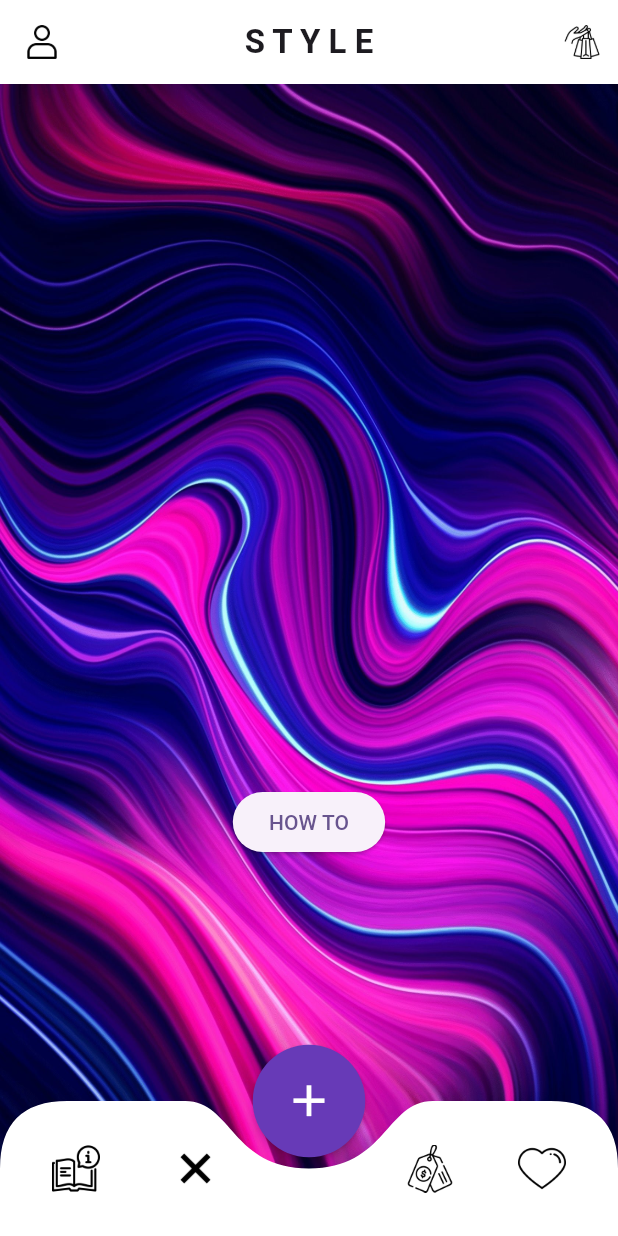
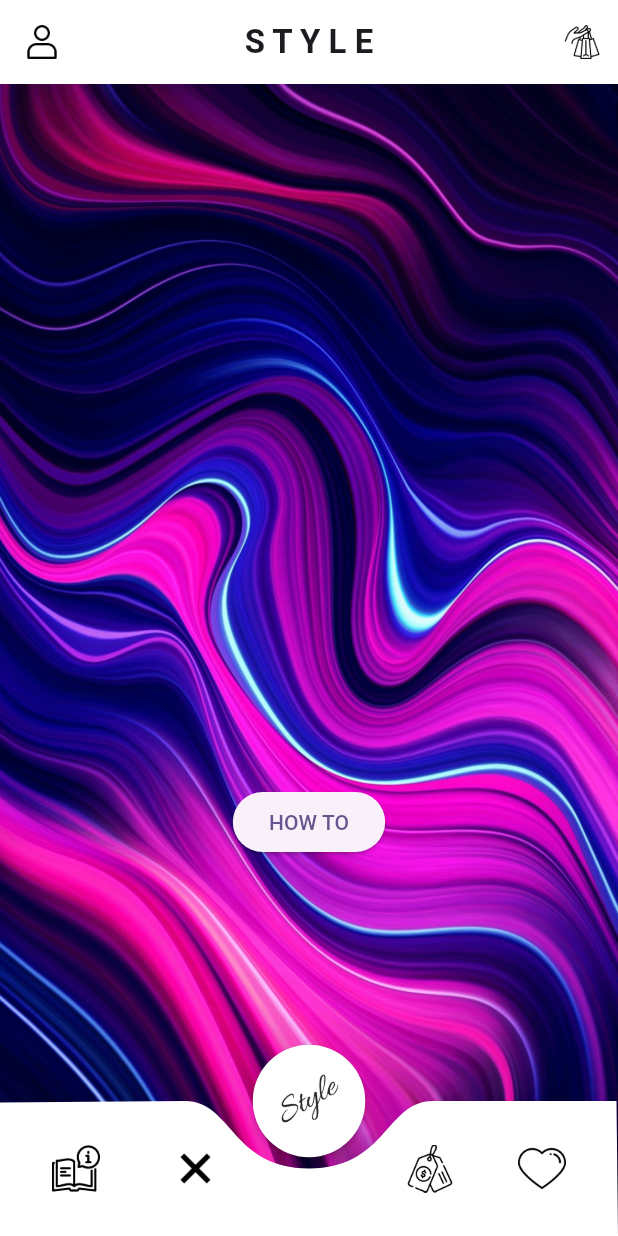
Before and after one commit to omarshafik12/flexible_display, a Flutter app: the HomePage screen opened by its route, on a phone screen of 412 x 824 dp. Run offline on Flutter 3.47's test engine with Material 3 defaults, Android fonts, the phone set to English and light mode, and no system bars.

Commit message:
removed curved edges and updated floatingaction

```diff
--- a/App/flutter_application_1/lib/screens/home/home.dart
+++ b/App/flutter_application_1/lib/screens/home/home.dart
@@ -1,4 +1,5 @@
 import 'package:flutter/material.dart';
+import 'dart:math' as math;
 
 class HomePage extends StatelessWidget {
   const HomePage({super.key});
@@ -161,14 +162,17 @@ class HomePage extends StatelessWidget {
               ),
             ),
             floatingActionButton: MaterialButton(
-              color: Colors.deepPurple,
-              padding: EdgeInsets.all(20),
+              color: Colors.white,
+              padding: EdgeInsets.all(15),
               onPressed: () {},
               shape: CircleBorder(),
-              child: Icon(
-                Icons.add,
-                size: 35,
-                color: Colors.white,
+              child: Transform.rotate(
+                angle: -math.pi / 6,
+                child: SizedBox(
+                    width: 45,
+                    height: 45,
+                    child: Image.asset('assets/home_page/icons/style.png'),
+                ),
               ),
             ),
             floatingActionButtonLocation: FloatingActionButtonLocation.centerDocked,
@@ -185,14 +189,14 @@ class CurveDraw extends CustomClipper<Path> {
     print(sh);
     Path path = Path();
     path.moveTo(0, sh);
-    path.lineTo(0, sh / 2);
-    path.quadraticBezierTo(0, 0, sh / 2, 0); //1st curve
+    path.lineTo(0, sh / sh);
+    //path.quadraticBezierTo(0, 0, sh / 2, 0); this curves it on the edges if you also: path.lineTo(0, sh / 2);
     path.lineTo(sw / 2 - sw / 5, 0);
     path.cubicTo(sw / 2 - sw / 8, 0, sw / 2 - sw / 8, sh / 2, sw / 2, sh / 2);
     path.cubicTo(
         sw / 2 + sw / 8, sh / 2, sw / 2 + sw / 8, 0, sw / 2 + sw / 5, 0);
 
-    path.lineTo(sw - sh / 2, 0);
+    path.lineTo(sw - sh / sh, 0);
 
     // path.quadraticBezierTo(
     //     150, size.height - 100, 150, size.height - 110); //2nd Curve IMP
@@ -200,10 +204,10 @@ class CurveDraw extends CustomClipper<Path> {
     // path.quadraticBezierTo(size.width - 150, size.height - 100, size.width - 90,
     //     size.height - 100);
     // path.lineTo(size.width - 60, size.height - 100);
-    path.quadraticBezierTo(sw, 0, size.width, sh / 2);
+    //path.quadraticBezierTo(sw, 0, size.width, sh / 2); this curves it on the edges
     path.lineTo(sw, sh);
     // path.quadraticBezierTo(
-    //     size.width / 2 - 50, size.height / 3, 2 * size.width / 3, 0);
+    //     size.width / 2 - 50, size.height / 3, 2 * size.width / 3, 0); if: path.lineTo(sw - sh / 2, 0);
     //path.lineTo(size.width, 0);
     path.close();
 
```
Also changed, not shown: App/flutter_application_1/assets/home_page/icons/style.png (added).
